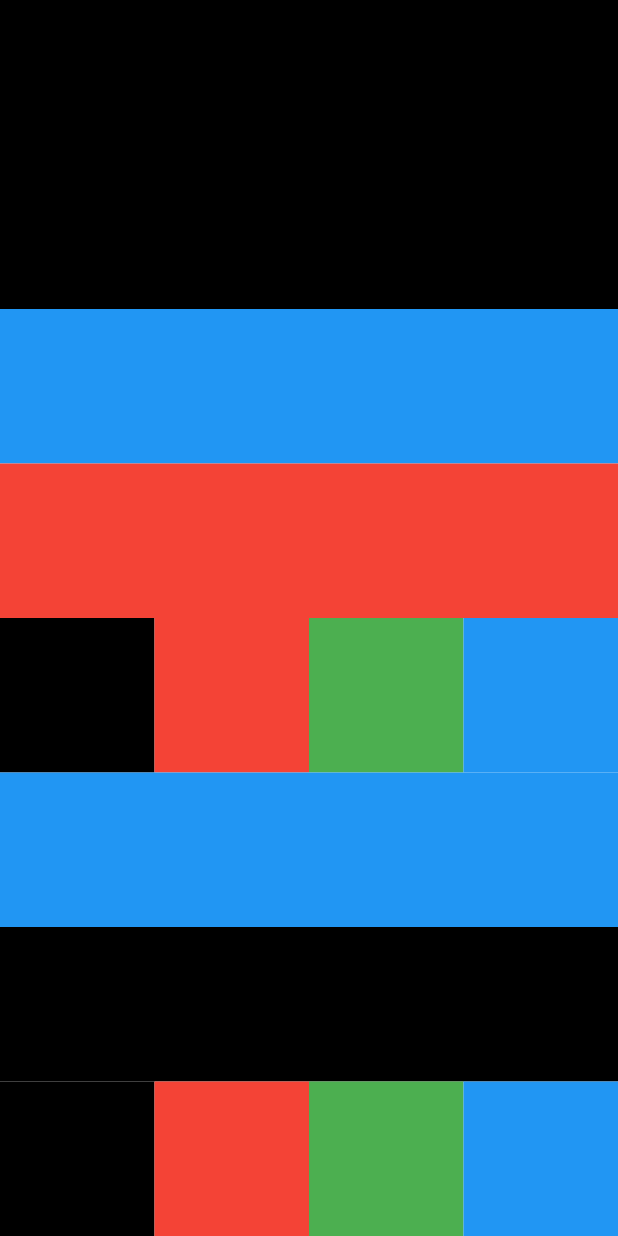
After one commit to ClementPeter/widgets_demo, a Flutter app: the screen it shows after launch, after a tap on "Flexible", on a phone screen of 412 x 824 dp. The commit adds this screen. Run offline on Flutter 3.47's test engine with Material 3 defaults, Android fonts, the phone set to English and light mode, and no system bars.

Commit message:
packages_demo

```diff
--- /dev/null
+++ b/lib/flexible.dart
@@ -0,0 +1,57 @@
+import 'package:flutter/material.dart';
+
+class Flexibles extends StatelessWidget {
+  const Flexibles({super.key});
+
+  @override
+  Widget build(BuildContext context) {
+    return Column(
+      children: [
+        Flexible(
+          //The child is forced to fill the available space.
+          fit: FlexFit.tight,
+          flex: 2,
+          child: Container(color: Colors.black),
+        ),
+        Flexible(child: Container(color: Colors.blue)),
+        Flexible(
+          child: Column(
+            mainAxisSize: MainAxisSize.min,
+            children: [
+              Flexible(
+                flex: 4,
+                //The child can be at most as large as the available space (but is allowed to be smaller).
+                fit: FlexFit.loose,
+                child: Container(
+                  color: Colors.red,
+                ),
+              ),
+            ],
+          ),
+        ),
+        Expanded(
+          child: Row(
+            children: [
+              Flexible(child: Container(color: Colors.black)),
+              Flexible(child: Container(color: Colors.red)),
+              Flexible(child: Container(color: Colors.green)),
+              Flexible(child: Container(color: Colors.blue)),
+            ],
+          ),
+        ),
+        Expanded(child: Container(color: Colors.blue)),
+        Expanded(child: Container(color: Colors.black)),
+        Expanded(
+          child: Row(
+            children: [
+              Flexible(child: Container(color: Colors.black)),
+              Flexible(child: Container(color: Colors.red)),
+              Flexible(child: Container(color: Colors.green)),
+              Flexible(child: Container(color: Colors.blue)),
+            ],
+          ),
+        ),
+      ],
+    );
+  }
+}
--- a/lib/main.dart
+++ b/lib/main.dart
@@ -3,6 +3,7 @@ import 'package:widgets_demo/badges.dart';
 import 'package:widgets_demo/bottom_nav_bar/bottom_nav_bar.dart';
 import 'package:widgets_demo/custom_bottomNav/custom_bottom_nav_bar.dart';
 import 'package:widgets_demo/expanded.dart';
+import 'package:widgets_demo/flexible.dart';
 import 'package:widgets_demo/responsive_layout/desktop_body.dart';
 import 'package:widgets_demo/responsive_layout/layout_builder.dart';
 import 'package:widgets_demo/reorderable_list.dart';
@@ -75,6 +76,17 @@ class _MyHomePageState extends State<MyHomePage> {
                 );
               },
               child: const Text("Expanded"),
+            ),
+            ElevatedButton(
+              onPressed: () {
+                Navigator.push(
+                  context,
+                  MaterialPageRoute(
+                    builder: (context) => const Flexibles(),
+                  ),
+                );
+              },
+              child: const Text("Flexible"),
             ),
             ElevatedButton(
               onPressed: () {
```
